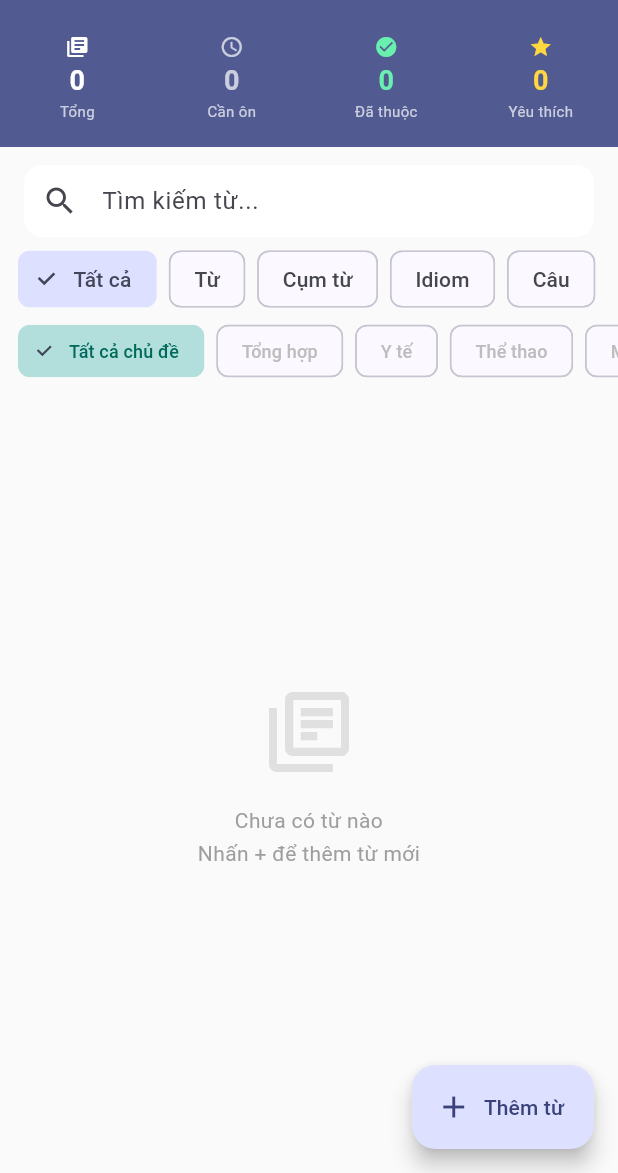
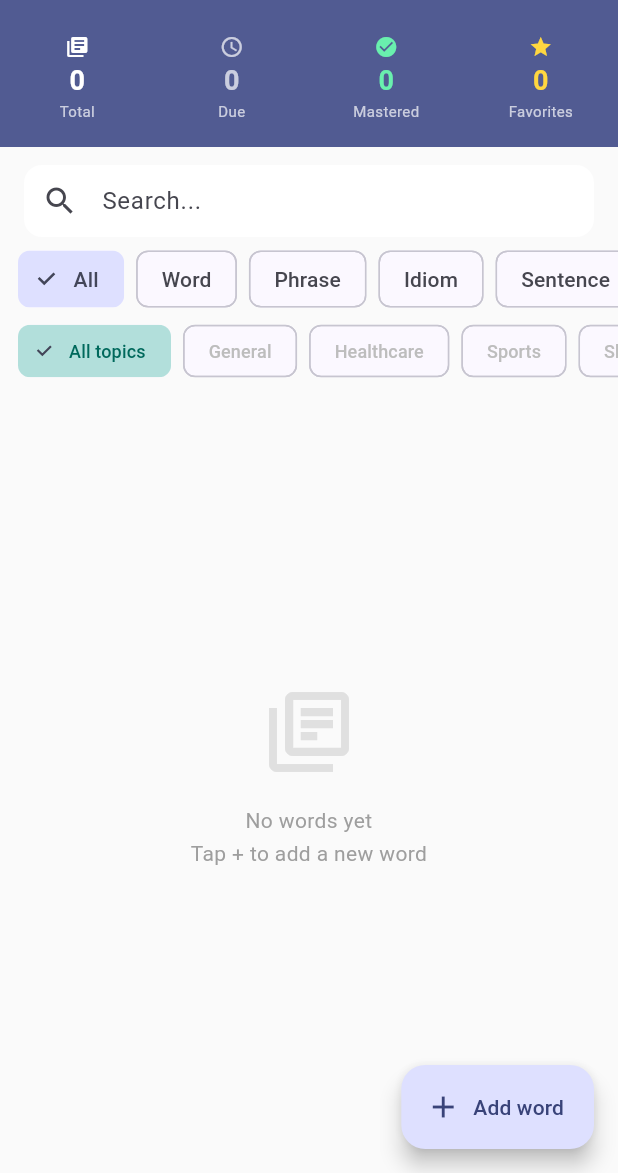
Before and after one commit to sand117/Learn-English, a Flutter app: the screen it shows after launch, on a phone screen of 412 x 824 dp, the part 63-1236 px from its top. Run offline on Flutter 3.47's test engine with Material 3 defaults, Android fonts, the phone set to English and light mode, and no system bars; our stand-ins replace hive_flutter; accounts and stored records are empty.

Commit message:
switch UI language to English and redeploy
- All UI text translated: labels, buttons, tooltips, dialogs
- Rating buttons: Again / Hard / Good / Easy
- Categories: General, Healthcare, Sports, Travel, etc.
- SRS review dates: Today, Tomorrow, In N days/weeks/months
- Safety tag v1.0-local-only created before changes

Co-Authored-By: Claude Sonnet 4.6 <noreply@anthropic.com>

```diff
--- a/lib/screens/add_screen.dart
+++ b/lib/screens/add_screen.dart
@@ -26,16 +26,16 @@ class _AddScreenState extends State<AddScreen> {
   final _imageCtrl = TextEditingController();
 
   String _type = 'word';
-  String _category = 'Tổng hợp';
+  String _category = 'General';
   bool _saving = false;
   bool _showIpaPicker = false;
 
   static const _types = ['word', 'phrase', 'idiom', 'sentence'];
   static const _typeLabels = {
-    'word': 'Từ',
-    'phrase': 'Cụm từ',
+    'word': 'Word',
+    'phrase': 'Phrase',
     'idiom': 'Idiom',
-    'sentence': 'Câu',
+    'sentence': 'Sentence',
   };
 
   @override
@@ -88,21 +88,21 @@ class _AddScreenState extends State<AddScreen> {
     final result = await showDialog<String>(
       context: context,
       builder: (ctx) => AlertDialog(
-        title: const Text('Thêm chủ đề mới'),
+        title: const Text('Add new topic'),
         content: TextField(
           controller: _customCategoryCtrl,
           autofocus: true,
-          decoration: const InputDecoration(hintText: 'Tên chủ đề...'),
+          decoration: const InputDecoration(hintText: 'Topic name...'),
           textCapitalization: TextCapitalization.sentences,
         ),
         actions: [
           TextButton(
               onPressed: () => Navigator.pop(ctx),
-              child: const Text('Huỷ')),
+              child: const Text('Cancel')),
           TextButton(
               onPressed: () =>
                   Navigator.pop(ctx, _customCategoryCtrl.text.trim()),
-              child: const Text('Thêm')),
+              child: const Text('Add')),
         ],
       ),
     );
@@ -144,14 +144,14 @@ class _AddScreenState extends State<AddScreen> {
     final isEdit = widget.editItem != null;
     final allCategories = [
       ...kCategories,
-      if (!kCategories.contains(_category) && _category != 'Tổng hợp')
+      if (!kCategories.contains(_category) && _category != 'General')
         _category,
     ];
 
     return Scaffold(
       backgroundColor: Colors.grey.shade50,
       appBar: AppBar(
-        title: Text(isEdit ? 'Sửa từ' : 'Thêm từ mới'),
+        title: Text(isEdit ? 'Edit' : 'Add Word'),
         backgroundColor: Theme.of(context).colorScheme.primary,
         foregroundColor: Colors.white,
       ),
@@ -164,14 +164,14 @@ class _AddScreenState extends State<AddScreen> {
               OutlinedButton.icon(
                 onPressed: _pasteFromClipboard,
                 icon: const Icon(Icons.content_paste),
-                label: const Text('Dán từ Clipboard'),
+                label: const Text('Paste from Clipboard'),
                 style: OutlinedButton.styleFrom(
                     padding: const EdgeInsets.symmetric(vertical: 12)),
               ),
             if (!isEdit) const SizedBox(height: 16),
 
             // Type selector
-            const _Label('Loại'),
+            const _Label('Type'),
             const SizedBox(height: 8),
             Wrap(
               spacing: 8,
@@ -189,7 +189,7 @@ class _AddScreenState extends State<AddScreen> {
             const SizedBox(height: 16),
 
             // Category selector
-            const _Label('Chủ đề'),
+            const _Label('Topic'),
             const SizedBox(height: 8),
             Wrap(
               spacing: 8,
@@ -207,7 +207,7 @@ class _AddScreenState extends State<AddScreen> {
                       ),
                     )),
                 ActionChip(
-                  label: const Text('+ Thêm chủ đề'),
+                  label: const Text('+ Add topic'),
                   onPressed: _addCustomCategory,
                   backgroundColor: Colors.grey.shade100,
                 ),
@@ -215,9 +215,8 @@ class _AddScreenState extends State<AddScreen> {
             ),
             const SizedBox(height: 16),
 
-            // IPA field — chỉ hiện khi type là word
             if (_type == 'word') ...[
-              const _Label('IPA (cách đọc)'),
+              const _Label('IPA (pronunciation)'),
               const SizedBox(height: 6),
               TextFormField(
                 controller: _ipaCtrl,
@@ -244,7 +243,7 @@ class _AddScreenState extends State<AddScreen> {
                       size: 20,
                       color: Colors.indigo.shade400,
                     ),
-                    tooltip: 'Bảng ký hiệu IPA',
+                    tooltip: 'IPA symbols',
                     onPressed: () =>
                         setState(() => _showIpaPicker = !_showIpaPicker),
                   ),
@@ -259,33 +258,33 @@ class _AddScreenState extends State<AddScreen> {
 
             _Field(
               controller: _contentCtrl,
-              label: 'Từ / Cụm từ / Câu *',
-              hint: 'Nhập hoặc dán nội dung cần lưu',
+              label: 'Word / Phrase / Sentence *',
+              hint: 'Enter or paste content to save',
               maxLines: 2,
               validator: (v) =>
-                  v == null || v.trim().isEmpty ? 'Không được để trống' : null,
+                  v == null || v.trim().isEmpty ? 'Required' : null,
             ),
             const SizedBox(height: 12),
 
             _Field(
               controller: _meaningCtrl,
-              label: 'Nghĩa (Tiếng Việt hoặc Anh)',
-              hint: 'Nghĩa của từ/cụm từ...',
+              label: 'Meaning',
+              hint: 'Meaning of the word/phrase...',
               maxLines: 3,
             ),
             const SizedBox(height: 12),
 
             _Field(
               controller: _exampleCtrl,
-              label: 'Ví dụ sử dụng',
-              hint: 'Ví dụ câu, ngữ cảnh...',
+              label: 'Example',
+              hint: 'Example sentence, context...',
               maxLines: 4,
             ),
             const SizedBox(height: 12),
 
             _Field(
               controller: _videoCtrl,
-              label: 'Link Video (YouTube, v.v.)',
+              label: 'Video Link (YouTube, etc.)',
               hint: 'https://youtube.com/...',
               keyboardType: TextInputType.url,
             ),
@@ -293,14 +292,14 @@ class _AddScreenState extends State<AddScreen> {
 
             _Field(
               controller: _sourceCtrl,
-              label: 'Nguồn',
-              hint: 'Tên tài liệu, video, website...',
+              label: 'Source',
+              hint: 'Document name, video, website...',
             ),
             const SizedBox(height: 12),
 
             _Field(
               controller: _audioCtrl,
-              label: 'Link âm thanh (URL)',
+              label: 'Audio URL',
               hint: 'https://dictionary.cambridge.org/...',
               keyboardType: TextInputType.url,
             ),
@@ -308,7 +307,7 @@ class _AddScreenState extends State<AddScreen> {
 
             _Field(
               controller: _imageCtrl,
-              label: 'Link hình ảnh (URL)',
+              label: 'Image URL',
               hint: 'https://example.com/image.jpg',
               keyboardType: TextInputType.url,
             ),
@@ -329,7 +328,7 @@ class _AddScreenState extends State<AddScreen> {
                       width: 20,
                       child: CircularProgressIndicator(
                           color: Colors.white, strokeWidth: 2))
-                  : Text(isEdit ? 'Cập nhật' : 'Lưu',
+                  : Text(isEdit ? 'Update' : 'Save',
                       style: const TextStyle(fontSize: 16)),
             ),
           ],
@@ -383,7 +382,7 @@ class _IpaPickerPanel extends StatelessWidget {
       child: Column(
         crossAxisAlignment: CrossAxisAlignment.start,
         children: [
-          Text('Nhấn ký hiệu để chèn',
+          Text('Tap a symbol to insert',
               style: TextStyle(fontSize: 11, color: Colors.indigo.shade400)),
           const SizedBox(height: 8),
           Wrap(
--- a/lib/screens/detail_screen.dart
+++ b/lib/screens/detail_screen.dart
@@ -34,15 +34,15 @@ class _DetailScreenState extends State<DetailScreen> {
     final confirmed = await showDialog<bool>(
       context: context,
       builder: (ctx) => AlertDialog(
-        title: const Text('Xoá từ?'),
-        content: Text('Xoá "${_item.content}" khỏi danh sách?'),
+        title: const Text('Delete?'),
+        content: Text('Remove "${_item.content}" from your list?'),
         actions: [
           TextButton(
               onPressed: () => Navigator.pop(ctx, false),
-              child: const Text('Huỷ')),
+              child: const Text('Cancel')),
           TextButton(
               onPressed: () => Navigator.pop(ctx, true),
-              child: const Text('Xoá', style: TextStyle(color: Colors.red))),
+              child: const Text('Delete', style: TextStyle(color: Colors.red))),
         ],
       ),
     );
@@ -67,7 +67,7 @@ class _DetailScreenState extends State<DetailScreen> {
     return Scaffold(
       backgroundColor: Colors.grey.shade50,
       appBar: AppBar(
-        title: const Text('Chi tiết'),
+        title: const Text('Detail'),
         backgroundColor: primary,
         foregroundColor: Colors.white,
         actions: [
@@ -76,7 +76,7 @@ class _DetailScreenState extends State<DetailScreen> {
               _item.favorite ? Icons.star : Icons.star_border,
               color: _item.favorite ? Colors.amber : Colors.white,
             ),
-            tooltip: _item.favorite ? 'Bỏ yêu thích' : 'Thêm yêu thích',
+            tooltip: _item.favorite ? 'Remove from favorites' : 'Add to favorites',
             onPressed: () async {
               _item.favorite = !_item.favorite;
               await StorageService.save(_item);
@@ -131,7 +131,7 @@ class _DetailScreenState extends State<DetailScreen> {
                         Icon(Icons.check_circle,
                             color: Colors.green.shade400, size: 16),
                         const SizedBox(width: 4),
-                        Text('Đã thuộc',
+                        Text('Mastered',
                             style: TextStyle(
                                 color: Colors.green.shade600,
                                 fontWeight: FontWeight.w600)),
@@ -159,7 +159,7 @@ class _DetailScreenState extends State<DetailScreen> {
             if (_item.imageUrl.isNotEmpty)
               _Section(
                 icon: Icons.image_outlined,
-                title: 'Hình ảnh',
+                title: 'Image',
                 child: ClipRRect(
                   borderRadius: BorderRadius.circular(8),
                   child: Image.network(
@@ -171,7 +171,7 @@ class _DetailScreenState extends State<DetailScreen> {
                       height: 60,
                       color: Colors.grey.shade100,
                       child: Center(
-                        child: Text('Không tải được ảnh',
+                        child: Text('Failed to load image',
                             style:
                                 TextStyle(color: Colors.grey.shade500)),
                       ),
@@ -183,7 +183,7 @@ class _DetailScreenState extends State<DetailScreen> {
             if (_item.meaning.isNotEmpty)
               _Section(
                   icon: Icons.translate,
-                  title: 'Nghĩa',
+                  title: 'Meaning',
                   child: Text(_item.meaning,
                       style:
                           const TextStyle(fontSize: 16, height: 1.5))),
@@ -191,7 +191,7 @@ class _DetailScreenState extends State<DetailScreen> {
             if (_item.example.isNotEmpty)
               _Section(
                 icon: Icons.format_quote,
-                title: 'Ví dụ',
+                title: 'Example',
                 child: Container(
                   width: double.infinity,
                   padding: const EdgeInsets.all(14),
@@ -210,11 +210,11 @@ class _DetailScreenState extends State<DetailScreen> {
             if (_item.audioUrl.isNotEmpty)
               _Section(
                 icon: Icons.volume_up,
-                title: 'Âm thanh',
+                title: 'Audio',
                 child: OutlinedButton.icon(
                   onPressed: () => launchUrl(Uri.parse(_item.audioUrl)),
                   icon: const Icon(Icons.play_circle_outline),
-                  label: const Text('Nghe phát âm'),
+                  label: const Text('Listen'),
                   style: OutlinedButton.styleFrom(
                     foregroundColor: Theme.of(context).colorScheme.primary,
                   ),
@@ -238,28 +238,27 @@ class _DetailScreenState extends State<DetailScreen> {
             if (_item.source.isNotEmpty)
               _Section(
                   icon: Icons.source,
-                  title: 'Nguồn',
+                  title: 'Source',
                   child: Text(_item.source,
                       style: const TextStyle(fontSize: 14))),
 
-            // SRS stats
             _Section(
               icon: Icons.analytics_outlined,
-              title: 'Lịch ôn tập',
+              title: 'Review Schedule',
               child: Column(
                 children: [
-                  _StatRow('Ngày lưu',
+                  _StatRow('Added',
                       _dateFmt.format(_item.createdAt)),
-                  _StatRow('Ôn tiếp theo',
+                  _StatRow('Next Review',
                       SrsService.nextReviewText(_item)),
-                  _StatRow('Đã ôn',
-                      '${_item.repetitions} lần'),
-                  _StatRow('Độ dễ',
+                  _StatRow('Reviewed',
+                      '${_item.repetitions}x'),
+                  _StatRow('Ease Factor',
                       _item.easeFactor.toStringAsFixed(2)),
-                  _StatRow('Chu kỳ hiện tại',
-                      '${_item.interval} ngày'),
+                  _StatRow('Interval',
+                      '${_item.interval} day(s)'),
                   if (_item.lastReview != null)
-                    _StatRow('Lần ôn cuối',
+                    _StatRow('Last Review',
                         _dateFmt.format(_item.lastReview!)),
                 ],
               ),
@@ -276,8 +275,8 @@ class _DetailScreenState extends State<DetailScreen> {
                     ? Icons.remove_circle_outline
                     : Icons.check_circle_outline),
                 label: Text(_item.mastered
-                    ? 'Bỏ đánh dấu đã thuộc'
-                    : 'Đánh dấu đã thuộc'),
+                    ? 'Unmark as Mastered'
+                    : 'Mark as Mastered'),
                 style: OutlinedButton.styleFrom(
                   foregroundColor:
                       _item.mastered ? Colors.red : Colors.green,
@@ -391,10 +390,10 @@ class _TypeBadge extends StatelessWidget {
   const _TypeBadge({required this.type});
 
   static const _labels = {
-    'word': 'Từ',
-    'phrase': 'Cụm từ',
+    'word': 'Word',
+    'phrase': 'Phrase',
     'idiom': 'Idiom',
-    'sentence': 'Câu',
+    'sentence': 'Sentence',
   };
   static const _colors = {
     'word': Color(0xFF3F51B5),
--- a/lib/screens/home_screen.dart
+++ b/lib/screens/home_screen.dart
@@ -25,11 +25,11 @@ class _HomeScreenState extends State<HomeScreen> {
 
   static const _types = ['all', 'word', 'phrase', 'idiom', 'sentence'];
   static const _typeLabels = {
-    'all': 'Tất cả',
-    'word': 'Từ',
-    'phrase': 'Cụm từ',
+    'all': 'All',
+    'word': 'Word',
+    'phrase': 'Phrase',
     'idiom': 'Idiom',
-    'sentence': 'Câu',
+    'sentence': 'Sentence',
   };
 
   List<VocabularyItem> _filter(List<VocabularyItem> items) {
@@ -100,10 +100,10 @@ class _HomeScreenState extends State<HomeScreen> {
                           }
                           return Row(
                             children: [
-                              Expanded(child: _StatItem('Tổng', '${all.length}', Icons.library_books, Colors.white)),
-                              Expanded(child: _StatItem('Cần ôn', '$due', Icons.schedule, due > 0 ? Colors.orangeAccent : Colors.white70)),
-                              Expanded(child: _StatItem('Đã thuộc', '$mastered', Icons.check_circle, Colors.greenAccent)),
-                              Expanded(child: _StatItem('Yêu thích', '$favorites', Icons.star, Colors.amberAccent)),
+                              Expanded(child: _StatItem('Total', '${all.length}', Icons.library_books, Colors.white)),
+                              Expanded(child: _StatItem('Due', '$due', Icons.schedule, due > 0 ? Colors.orangeAccent : Colors.white70)),
+                              Expanded(child: _StatItem('Mastered', '$mastered', Icons.check_circle, Colors.greenAccent)),
+                              Expanded(child: _StatItem('Favorites', '$favorites', Icons.star, Colors.amberAccent)),
                             ],
                           );
                         },
@@ -117,8 +117,8 @@ class _HomeScreenState extends State<HomeScreen> {
                         ? Icons.star
                         : Icons.star_border),
                     tooltip: _showFavoritesOnly
-                        ? 'Đang lọc yêu thích'
-                        : 'Chỉ yêu thích',
+                        ? 'Favorites only'
+                        : 'Favorites',
                     color: _showFavoritesOnly ? Colors.amber : Colors.white,
                     onPressed: () =>
                         setState(() => _showFavoritesOnly = !_showFavoritesOnly),
@@ -128,7 +128,7 @@ class _HomeScreenState extends State<HomeScreen> {
                         ? Icons.visibility
                         : Icons.visibility_off),
                     tooltip:
-                        _showMastered ? 'Ẩn đã thuộc' : 'Hiện đã thuộc',
+                        _showMastered ? 'Hide mastered' : 'Show mastered',
                     onPressed: () =>
                         setState(() => _showMastered = !_showMastered),
                   ),
@@ -147,7 +147,7 @@ class _HomeScreenState extends State<HomeScreen> {
                           onPressed: () => _startReview(context, due),
                           icon: const Icon(Icons.play_arrow),
                           label: Text(
-                            'Ôn tập ngay — ${(_sessionSize == 0 || _sessionSize > due) ? due : _sessionSize} từ',
+                            'Review now — ${(_sessionSize == 0 || _sessionSize > due) ? due : _sessionSize} cards',
                           ),
                           style: ElevatedButton.styleFrom(
                             backgroundColor: Colors.orange,
@@ -161,13 +161,13 @@ class _HomeScreenState extends State<HomeScreen> {
                         const SizedBox(height: 8),
                         Row(
                           children: [
-                            Text('Số từ/lần:',
+                            Text('Cards/session:',
                                 style: TextStyle(
                                     fontSize: 12,
                                     color: Colors.grey.shade600)),
                             const SizedBox(width: 8),
                             ...[5, 10, 20, 0].map((n) {
-                              final label = n == 0 ? 'Tất cả' : '$n';
+                              final label = n == 0 ? 'All' : '$n';
                               final selected = _sessionSize == n;
                               return Padding(
                                 padding: const EdgeInsets.only(right: 6),
@@ -205,7 +205,7 @@ class _HomeScreenState extends State<HomeScreen> {
                   padding: const EdgeInsets.fromLTRB(16, 12, 16, 0),
                   child: TextField(
                     decoration: InputDecoration(
-                      hintText: 'Tìm kiếm từ...',
+                      hintText: 'Search...',
                       prefixIcon: const Icon(Icons.search),
                       suffixIcon: _search.isNotEmpty
                           ? IconButton(
@@ -263,7 +263,7 @@ class _HomeScreenState extends State<HomeScreen> {
                     itemCount: categories.length,
                     itemBuilder: (_, i) {
                       final c = categories[i];
-                      final label = c == 'all' ? 'Tất cả chủ đề' : c;
+                      final label = c == 'all' ? 'All topics' : c;
                       final hasItems = c == 'all' ||
                           usedCats.contains(c);
                       return Padding(
@@ -301,8 +301,8 @@ class _HomeScreenState extends State<HomeScreen> {
                             const SizedBox(height: 16),
                             Text(
                               all.isEmpty
-                                  ? 'Chưa có từ nào\nNhấn + để thêm từ mới'
-                                  : 'Không tìm thấy từ nào',
+                                  ? 'No words yet\nTap + to add a new word'
+                                  : 'No words found',
                               textAlign: TextAlign.center,
                               style: TextStyle(
                                   color: Colors.grey.shade500, height: 1.6),
@@ -336,7 +336,7 @@ class _HomeScreenState extends State<HomeScreen> {
         onPressed: () => Navigator.push(context,
             MaterialPageRoute(builder: (_) => const AddScreen())),
         icon: const Icon(Icons.add),
-        label: const Text('Thêm từ'),
+        label: const Text('Add word'),
       ),
     );
   }
--- a/lib/screens/review_screen.dart
+++ b/lib/screens/review_screen.dart
@@ -68,11 +68,11 @@ class _ReviewScreenState extends State<ReviewScreen>
   @override
   Widget build(BuildContext context) {
     if (_queue.isEmpty) {
-      return _DoneScreen(message: 'Không có từ nào cần ôn hôm nay!');
+      return _DoneScreen(message: 'Nothing to review today!');
     }
     if (_current == null) {
       return _DoneScreen(
-          message: 'Hoàn thành! Đã ôn $_reviewed/${_queue.length} từ.');
+          message: 'Done! Reviewed $_reviewed/${_queue.length} cards.');
     }
 
     final item = _current!;
@@ -81,7 +81,7 @@ class _ReviewScreenState extends State<ReviewScreen>
     return Scaffold(
       backgroundColor: Colors.grey.shade100,
       appBar: AppBar(
-        title: Text('Ôn tập — ${_currentIndex + 1}/${_queue.length}'),
+        title: Text('Review — ${_currentIndex + 1}/${_queue.length}'),
         backgroundColor: Theme.of(context).colorScheme.primary,
         foregroundColor: Colors.white,
         bottom: PreferredSize(
@@ -124,7 +124,7 @@ class _ReviewScreenState extends State<ReviewScreen>
           if (!_flipped)
             Padding(
               padding: const EdgeInsets.only(bottom: 16),
-              child: Text('Chạm vào thẻ để xem đáp án',
+              child: Text('Tap the card to reveal',
                   style: TextStyle(color: Colors.grey.shade500, fontSize: 13)),
             ),
 
@@ -134,7 +134,7 @@ class _ReviewScreenState extends State<ReviewScreen>
               padding: const EdgeInsets.fromLTRB(16, 8, 16, 32),
               child: Column(
                 children: [
-                  Text('Bạn nhớ được mức nào?',
+                  Text('How well did you remember?',
                       style: TextStyle(
                           color: Colors.grey.shade600, fontSize: 13)),
                   const SizedBox(height: 12),
@@ -284,14 +284,14 @@ class _CardBack extends StatelessWidget {
                     TextButton.icon(
                       onPressed: () => launchUrl(Uri.parse(item.audioUrl)),
                       icon: const Icon(Icons.volume_up),
-                      label: const Text('Nghe phát âm'),
+                      label: const Text('Listen'),
                     ),
                   if (item.videoLink.isNotEmpty)
                     TextButton.icon(
                       onPressed: () =>
                           launchUrl(Uri.parse(item.videoLink)),
                       icon: const Icon(Icons.play_circle_outline),
-                      label: const Text('Xem video'),
+                      label: const Text('Watch video'),
                     ),
                 ],
               ),
@@ -309,10 +309,10 @@ class _RatingButton extends StatelessWidget {
   const _RatingButton({required this.label, required this.onTap});
 
   static const _colors = {
-    'Lại': Color(0xFFE53935),
-    'Khó': Color(0xFFFF7043),
-    'Tốt': Color(0xFF43A047),
-    'Dễ': Color(0xFF1E88E5),
+    'Again': Color(0xFFE53935),
+    'Hard': Color(0xFFFF7043),
+    'Good': Color(0xFF43A047),
+    'Easy': Color(0xFF1E88E5),
   };
 
   @override
@@ -337,10 +337,10 @@ class _TypeChip extends StatelessWidget {
   const _TypeChip({required this.type});
 
   static const _labels = {
-    'word': 'Từ',
-    'phrase': 'Cụm từ',
+    'word': 'Word',
+    'phrase': 'Phrase',
     'idiom': 'Idiom',
-    'sentence': 'Câu',
+    'sentence': 'Sentence',
   };
 
   @override
@@ -390,7 +390,7 @@ class _DoneScreen extends StatelessWidget {
                   shape: RoundedRectangleBorder(
                       borderRadius: BorderRadius.circular(12)),
                 ),
-                child: const Text('Về trang chính'),
+                child: const Text('Back to Home'),
               ),
             ],
           ),
--- a/lib/utils/constants.dart
+++ b/lib/utils/constants.dart
@@ -1,14 +1,14 @@
 const List<String> kCategories = [
-  'Tổng hợp',
-  'Y tế',
-  'Thể thao',
-  'Mua sắm',
-  'Du lịch',
-  'Công nghệ',
-  'Kinh doanh',
-  'Giáo dục',
-  'Ẩm thực',
-  'Giải trí',
-  'Môi trường',
-  'Pháp luật',
+  'General',
+  'Healthcare',
+  'Sports',
+  'Shopping',
+  'Travel',
+  'Technology',
+  'Business',
+  'Education',
+  'Food & Drink',
+  'Entertainment',
+  'Environment',
+  'Law',
 ];
--- a/lib/widgets/vocabulary_card.dart
+++ b/lib/widgets/vocabulary_card.dart
@@ -11,10 +11,10 @@ const _typeColor = {
 };
 
 const _typeLabel = {
-  'word': 'Từ',
-  'phrase': 'Cụm từ',
+  'word': 'Word',
+  'phrase': 'Phrase',
   'idiom': 'Idiom',
-  'sentence': 'Câu',
+  'sentence': 'Sentence',
 };
 
 class VocabularyCard extends StatelessWidget {
```
Also changed, not shown: lib/services/srs_service.dart (+10 -10 lines), 4 other files.
